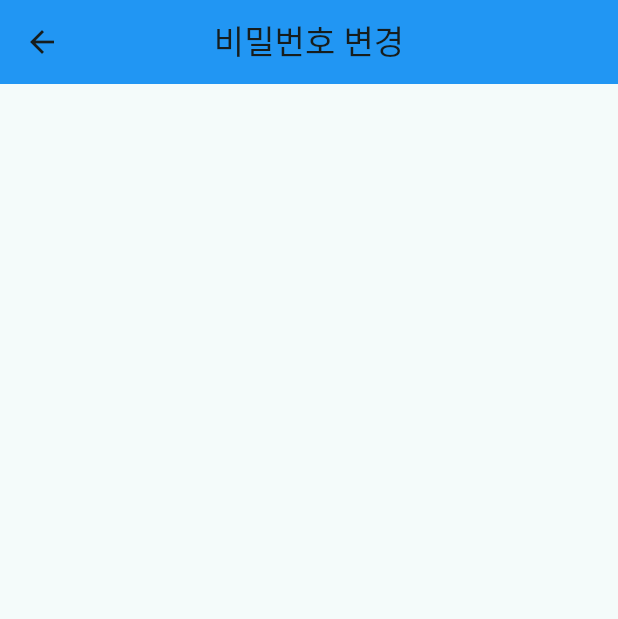
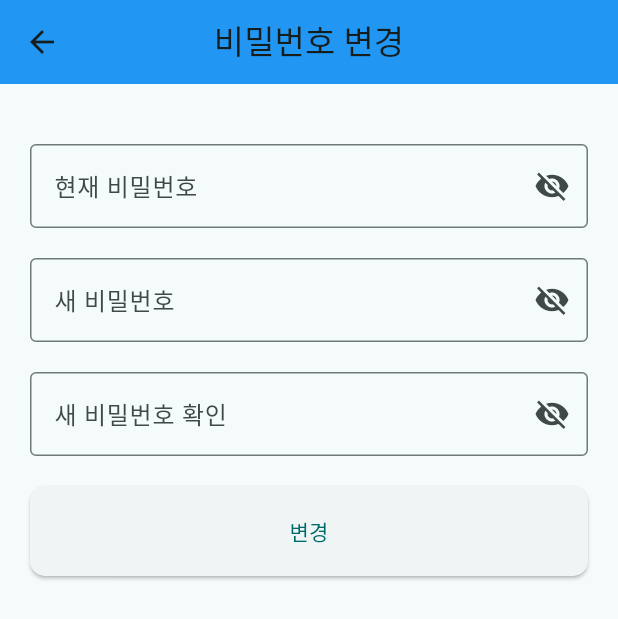
Before and after one commit to sku-sw-academy/jibbap-maker-flutter, a Flutter app: the ChangePasswordPage screen opened directly, on a phone screen of 412 x 824 dp. Shown: the top 619 px of the screen. Run offline on Flutter 3.47's test engine with Material 3 defaults, Android fonts, the light colour scheme and no system bars; our stand-ins replace email_validator, firebase_core, flutter_secure_storage, image_cropper, image_picker, sqflite; missing offline and left inert: mysql_client; accounts and stored records are empty; network calls fail.

Commit message:
modify changePassword

```diff
--- a/lib/mobile/mypage/changepassword.dart
+++ b/lib/mobile/mypage/changepassword.dart
@@ -1,23 +1,157 @@
 import 'package:flutter/material.dart';
+import 'package:flutter_splim/mobile/login/validate.dart';
 
 class ChangePasswordPage extends StatefulWidget {
   @override
   _ChangePasswordPageState createState() => _ChangePasswordPageState();
 }
 
-class _ChangePasswordPageState extends State<ChangePasswordPage>{
+class _ChangePasswordPageState extends State<ChangePasswordPage> {
+  final _formKey = GlobalKey<FormState>(); // 폼의 키
 
+  TextEditingController _currentPasswordController = TextEditingController();
+  TextEditingController _newPasswordController = TextEditingController();
+  TextEditingController _confirmPasswordController = TextEditingController();
+
+  FocusNode _passwordFocus = FocusNode();
+  bool _showCurrentPassword = false;
+  bool _showNewPassword = false;
+  bool _showConfirmPassword = false;
 
   @override
   Widget build(BuildContext context) {
-    // TODO: implement build
     return Scaffold(
       appBar: AppBar(
         title: Text("비밀번호 변경"),
         backgroundColor: Colors.blue,
         centerTitle: true,
       ),
+      body: Padding(
+        padding: EdgeInsets.all(20.0),
+        child: Form(
+          key: _formKey, // 폼의 키 설정
+          child: SingleChildScrollView(
+           child:  Column(
+            crossAxisAlignment: CrossAxisAlignment.center,
+            children: [
+              SizedBox(height: 20),
+              TextFormField(
+                controller: _currentPasswordController,
+                decoration: InputDecoration(
+                  labelText: '현재 비밀번호',
+                  border: OutlineInputBorder(),
+                  suffixIcon: IconButton(
+                    onPressed: () {
+                      setState(() {
+                        _showCurrentPassword = !_showCurrentPassword;
+                      });
+                    },
+                    icon: Icon(_showCurrentPassword ? Icons.visibility : Icons.visibility_off),
+                  ),
+                ),
+                obscureText: !_showCurrentPassword,
+                validator: (value) {
+                  if (value == null || value.isEmpty) {
+                    return '비밀번호를 입력하세요.';
+                  }
+                  return null;
+                },
+              ),
+              SizedBox(height: 20),
+              TextFormField(
+                controller: _newPasswordController,
+                decoration: InputDecoration(
+                  labelText: '새 비밀번호',
+                  border: OutlineInputBorder(),
+                  suffixIcon: IconButton(
+                    onPressed: () {
+                      setState(() {
+                        _showNewPassword = !_showNewPassword;
+                      });
+                    },
+                    icon: Icon(_showNewPassword ? Icons.visibility : Icons.visibility_off),
+                  ),
+                ),
+                obscureText: !_showNewPassword,
+                validator: (value) {
+                  if (CheckValidate().validatePassword(_passwordFocus, value) != null) {
+                    return CheckValidate().validatePassword(_passwordFocus, value);
+                  }
+                  return null;
+                },
+              ),
+              SizedBox(height: 20),
+              TextFormField(
+                controller: _confirmPasswordController,
+                decoration: InputDecoration(
+                  labelText: '새 비밀번호 확인',
+                  border: OutlineInputBorder(),
+                  suffixIcon: IconButton(
+                    onPressed: () {
+                      setState(() {
+                        _showConfirmPassword = !_showConfirmPassword;
+                      });
+                    },
+                    icon: Icon(_showConfirmPassword ? Icons.visibility : Icons.visibility_off),
+                  ),
+                ),
+                obscureText: !_showConfirmPassword,
+                validator: (value) {
+                  if (value == null || value.isEmpty) {
+                    return '비밀번호를 입력하세요.';
+                  } else if (value != _newPasswordController.text) {
+                    return '비밀번호가 일치하지 않습니다.';
+                  }
+                  return null;
+                },
+              ),
+              SizedBox(height: 20),
+
+              ElevatedButton(
+                onPressed: () {
+                  // 폼의 유효성 검사를 실행하고 유효할 경우 비밀번호 변경 로직 실행
+                  if (_formKey.currentState!.validate()) {
+                    // 비밀번호 변경 로직 추가
+                    showDialog(
+                      context: context,
+                      builder: (context) => AlertDialog(
+                        title: Text('비밀번호 변경 완료'),
+                        content: Text('비밀번호가 성공적으로 변경되었습니다.'),
+                        actions: [
+                          TextButton(
+                            onPressed: () {
+                              Navigator.pop(context); // 다이얼로그 닫기
+                              Navigator.pop(context); // 이전 화면으로 돌아가기
+                            },
+                            child: Text('확인'),
+                          ),
+                        ],
+                      ),
+                    );
+                  }
+                },
+                style: ElevatedButton.styleFrom(
+                  padding: EdgeInsets.symmetric(vertical: 20), // 버튼의 세로(padding) 길이를 조정합니다.
+                  shape: RoundedRectangleBorder(
+                    borderRadius: BorderRadius.circular(10), // 버튼의 모서리를 조정하여 네모로 만듭니다.
+                  ),
+                  minimumSize: Size(double.infinity, 50), // 버튼의 최소 크기를 조정합니다. double.infinity로 설정하면 가로폭을 꽉 채우도록 만듭니다.
+                ),
+                child: Text('변경'),
+              ),
+            ],
+            ),
+          ),
+        ),
+      ),
     );
   }
 
+  @override
+  void dispose() {
+    _currentPasswordController.dispose();
+    _newPasswordController.dispose();
+    _confirmPasswordController.dispose();
+    super.dispose();
+  }
 }
```
